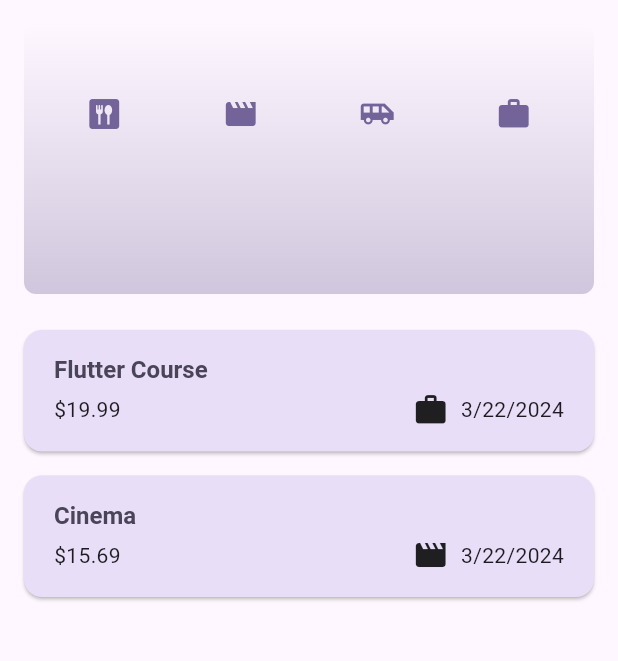
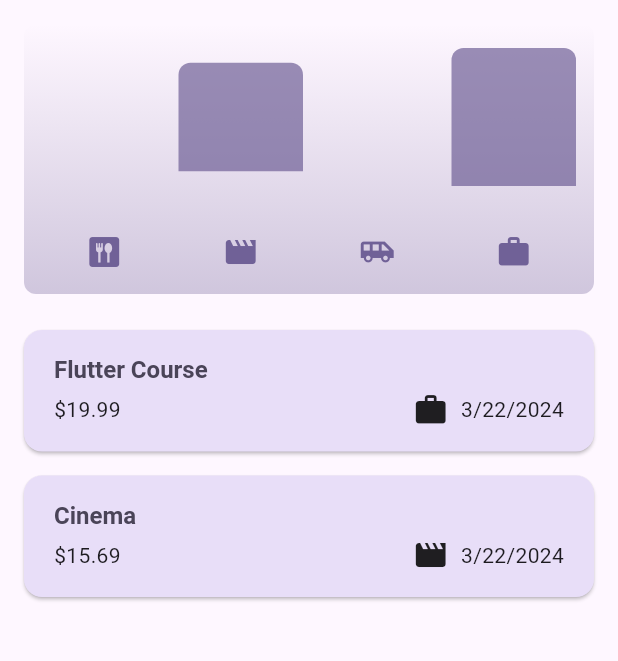
Before and after one commit to JoyChowdhury12/Expense-Manager-App, a Flutter app: the screen it shows after launch, on a phone screen of 412 x 824 dp, the part 84-745 px from its top. Run offline on Flutter 3.47's test engine with Material 3 defaults, Android fonts, the phone set to English and light mode, and no system bars.

```diff
--- a/lib/widgets/chart.dart
+++ b/lib/widgets/chart.dart
@@ -1,4 +1,5 @@
 import 'package:expense_manager/enums/category_enums.dart';
+import 'package:expense_manager/widgets/chart_Bar.dart';
 import 'package:flutter/material.dart';
 
 import '../models/expense.dart';
@@ -45,6 +46,18 @@ class Chart extends StatelessWidget {
           ], begin: Alignment.bottomCenter, end: Alignment.topCenter)),
       child: Column(
         children: [
+          Expanded(
+            child: Row(
+              children: [
+                for (final bucket in buckets)
+                  ChartBar(
+                    fill: bucket.totalExpenses == 0
+                        ? 0
+                        : bucket.totalExpenses / maxTotalExpenses,
+                  ),
+              ],
+            ),
+          ),
           SizedBox(
             height: 32,
           ),
--- a/lib/widgets/chart_Bar.dart
+++ b/lib/widgets/chart_Bar.dart
@@ -0,0 +1,28 @@
+import 'package:flutter/material.dart';
+
+class ChartBar extends StatelessWidget {
+  final double fill;
+
+  const ChartBar({super.key, required this.fill});
+
+  @override
+  Widget build(BuildContext context) {
+    return Expanded(
+      child: Padding(
+        padding: EdgeInsets.symmetric(horizontal: 4),
+        child: FractionallySizedBox(
+          heightFactor: fill,
+          child: DecoratedBox(
+            decoration: BoxDecoration(
+              shape: BoxShape.rectangle,
+              borderRadius: BorderRadius.vertical(
+                top: Radius.circular(8),
+              ),
+              color: Theme.of(context).colorScheme.primary.withOpacity(0.65),
+            ),
+          ),
+        ),
+      ),
+    );
+  }
+}
```
